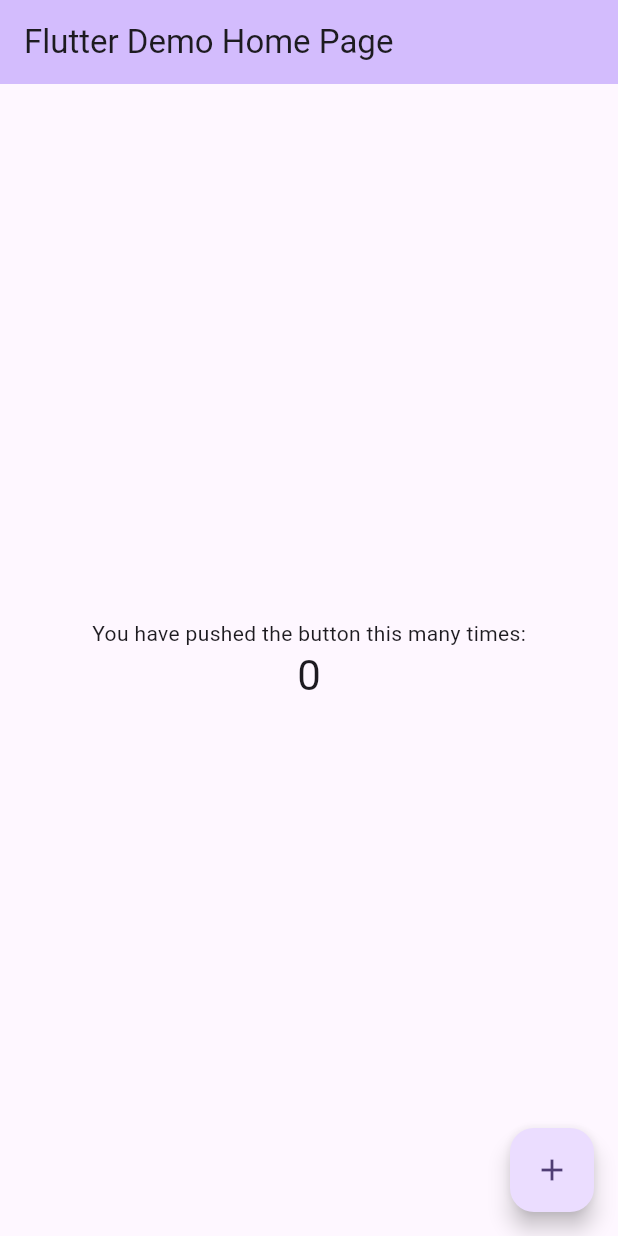
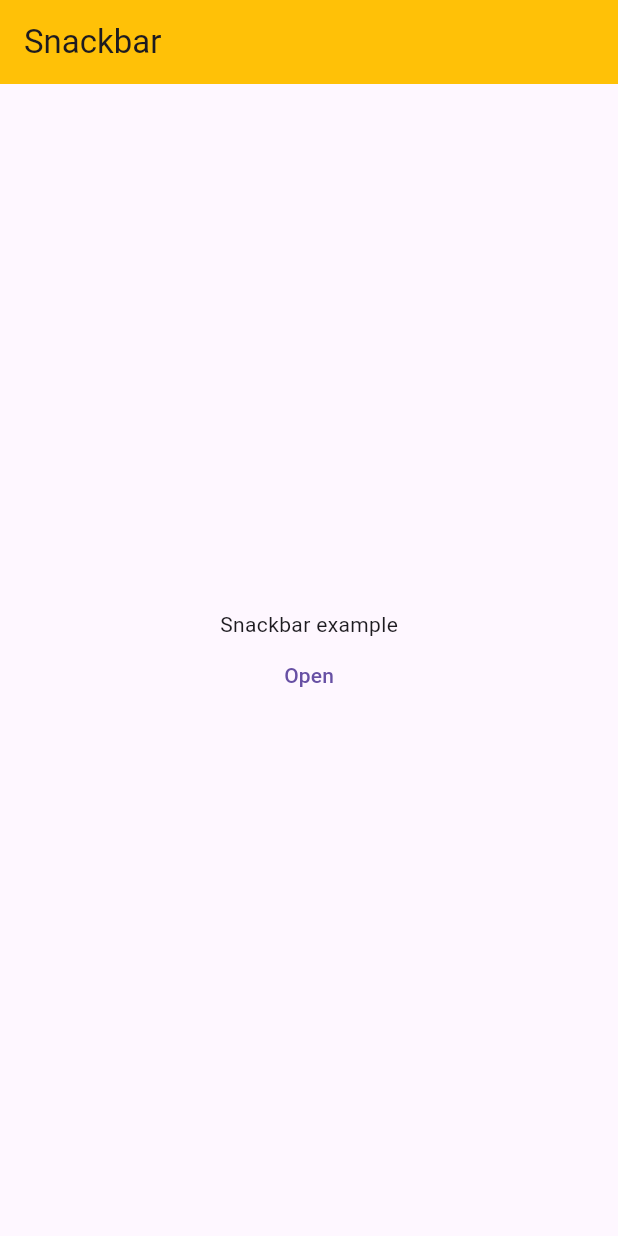
Before and after one commit to abhisheknagaich123/getx_flutter, a Flutter app: the screen it shows after launch, on a phone screen of 412 x 824 dp. Run offline on Flutter 3.47's test engine with Material 3 defaults, Android fonts, the phone set to English and light mode, and no system bars; our stand-ins replace get.

Commit message:
snackbar

```diff
--- /dev/null
+++ b/lib/Snackbar.dart
@@ -0,0 +1,39 @@
+import 'package:flutter/material.dart';
+import 'package:get/get.dart';
+
+class Snackbar extends StatefulWidget {
+  const Snackbar({super.key});
+
+  @override
+  State<Snackbar> createState() => _SnackbarState();
+}
+
+class _SnackbarState extends State<Snackbar> {
+  @override
+  Widget build(BuildContext context) {
+    return Scaffold(
+        appBar: AppBar(
+          title: const Text("Snackbar"),
+          backgroundColor: Colors.amber,
+        ),
+        body: Center(
+          child: Column(
+            mainAxisAlignment: MainAxisAlignment.center,
+            children: [
+              const Text('Snackbar example'),
+              TextButton(
+                onPressed: () {
+                  Get.snackbar('Snackbar', 'This is a snackbar by getx12',
+                      snackPosition: SnackPosition.BOTTOM,
+                      // forwardAnimationCurve: Curves.elasticInOut,
+                      // reverseAnimationCurve: Curves.easeOut,
+                      backgroundColor: Colors.deepPurple,
+                      icon: Icon(Icons.access_alarms_sharp));
+                },
+                child: const Text('Open'),
+              )
+            ],
+          ),
+        ));
+  }
+}
--- a/lib/main.dart
+++ b/lib/main.dart
@@ -1,125 +1,9 @@
 import 'package:flutter/material.dart';
+import 'package:get/get.dart';
+import 'package:getx_flutter/Snackbar.dart';
 
 void main() {
-  runApp(const MyApp());
+  runApp(const GetMaterialApp(
+    home: Snackbar(),
+  ));
 }
-
-class MyApp extends StatelessWidget {
-  const MyApp({super.key});
-
-  // This widget is the root of your application.
-  @override
-  Widget build(BuildContext context) {
-    return MaterialApp(
-      title: 'Flutter Demo',
-      theme: ThemeData(
-        // This is the theme of your application.
-        //
-        // TRY THIS: Try running your application with "flutter run". You'll see
-        // the application has a purple toolbar. Then, without quitting the app,
-        // try changing the seedColor in the colorScheme below to Colors.green
-        // and then invoke "hot reload" (save your changes or press the "hot
-        // reload" button in a Flutter-supported IDE, or press "r" if you used
-        // the command line to start the app).
-        //
-        // Notice that the counter didn't reset back to zero; the application
-        // state is not lost during the reload. To reset the state, use hot
-        // restart instead.
-        //
-        // This works for code too, not just values: Most code changes can be
-        // tested with just a hot reload.
-        colorScheme: ColorScheme.fromSeed(seedColor: Colors.deepPurple),
-        useMaterial3: true,
-      ),
-      home: const MyHomePage(title: 'Flutter Demo Home Page'),
-    );
-  }
-}
-
-class MyHomePage extends StatefulWidget {
-  const MyHomePage({super.key, required this.title});
-
-  // This widget is the home page of your application. It is stateful, meaning
-  // that it has a State object (defined below) that contains fields that affect
-  // how it looks.
-
-  // This class is the configuration for the state. It holds the values (in this
-  // case the title) provided by the parent (in this case the App widget) and
-  // used by the build method of the State. Fields in a Widget subclass are
-  // always marked "final".
-
-  final String title;
-
-  @override
-  State<MyHomePage> createState() => _MyHomePageState();
-}
-
-class _MyHomePageState extends State<MyHomePage> {
-  int _counter = 0;
-
-  void _incrementCounter() {
-    setState(() {
-      // This call to setState tells the Flutter framework that something has
-      // changed in this State, which causes it to rerun the build method below
-      // so that the display can reflect the updated values. If we changed
-      // _counter without calling setState(), then the build method would not be
-      // called again, and so nothing would appear to happen.
-      _counter++;
-    });
-  }
-
-  @override
-  Widget build(BuildContext context) {
-    // This method is rerun every time setState is called, for instance as done
-    // by the _incrementCounter method above.
-    //
-    // The Flutter framework has been optimized to make rerunning build methods
-    // fast, so that you can just rebuild anything that needs updating rather
-    // than having to individually change instances of widgets.
-    return Scaffold(
-      appBar: AppBar(
-        // TRY THIS: Try changing the color here to a specific color (to
-        // Colors.amber, perhaps?) and trigger a hot reload to see the AppBar
-        // change color while the other colors stay the same.
-        backgroundColor: Theme.of(context).colorScheme.inversePrimary,
-        // Here we take the value from the MyHomePage object that was created by
-        // the App.build method, and use it to set our appbar title.
-        title: Text(widget.title),
-      ),
-      body: Center(
-        // Center is a layout widget. It takes a single child and positions it
-        // in the middle of the parent.
-        child: Column(
-          // Column is also a layout widget. It takes a list of children and
-          // arranges them vertically. By default, it sizes itself to fit its
-          // children horizontally, and tries to be as tall as its parent.
-          //
-          // Column has various properties to control how it sizes itself and
-          // how it positions its children. Here we use mainAxisAlignment to
-          // center the children vertically; the main axis here is the vertical
-          // axis because Columns are vertical (the cross axis would be
-          // horizontal).
-          //
-          // TRY THIS: Invoke "debug painting" (choose the "Toggle Debug Paint"
-          // action in the IDE, or press "p" in the console), to see the
-          // wireframe for each widget.
-          mainAxisAlignment: MainAxisAlignment.center,
-          children: <Widget>[
-            const Text(
-              'You have pushed the button this many times:',
-            ),
-            Text(
-              '$_counter',
-              style: Theme.of(context).textTheme.headlineMedium,
-            ),
-          ],
-        ),
-      ),
-      floatingActionButton: FloatingActionButton(
-        onPressed: _incrementCounter,
-        tooltip: 'Increment',
-        child: const Icon(Icons.add),
-      ), // This trailing comma makes auto-formatting nicer for build methods.
-    );
-  }
-}
```
